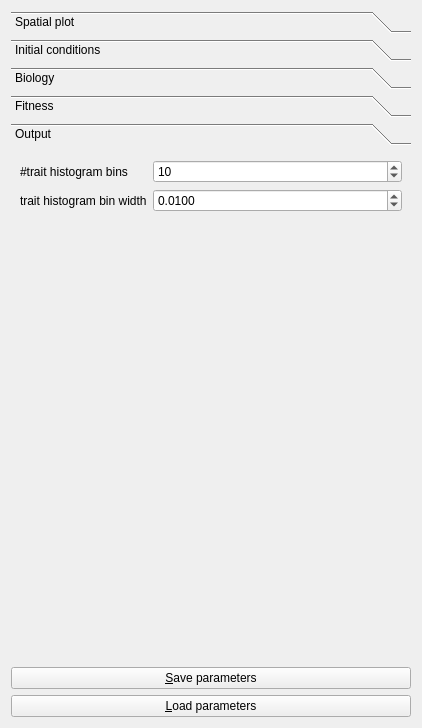
Old version of the form korter_project_qt_parameters_widget.ui in the repository richelbilderbeek/korter_project.
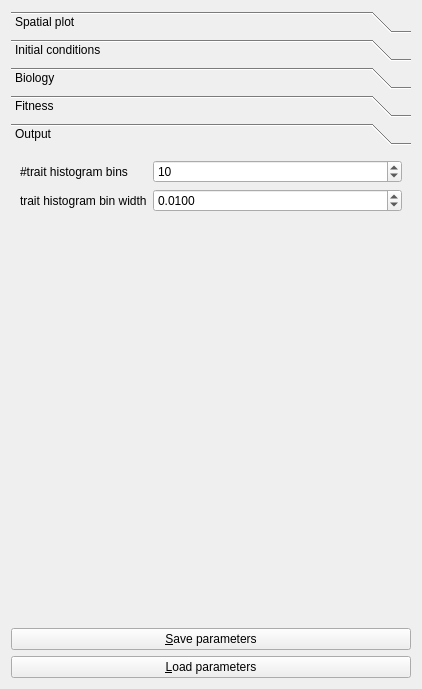
New version of the form. The open tabs and pages were chosen to show the change. Icons and pictures are not drawn.

Diff of the .ui file:
```diff
--- a/korter_project_qt_parameters_widget.ui
+++ b/korter_project_qt_parameters_widget.ui
@@ -7,7 +7,7 @@
     <x>0</x>
     <y>0</y>
     <width>418</width>
-    <height>728</height>
+    <height>689</height>
    </rect>
   </property>
   <property name="sizePolicy">
```
Left out of the diff: 24 changed lines with no effect on the pictures.
